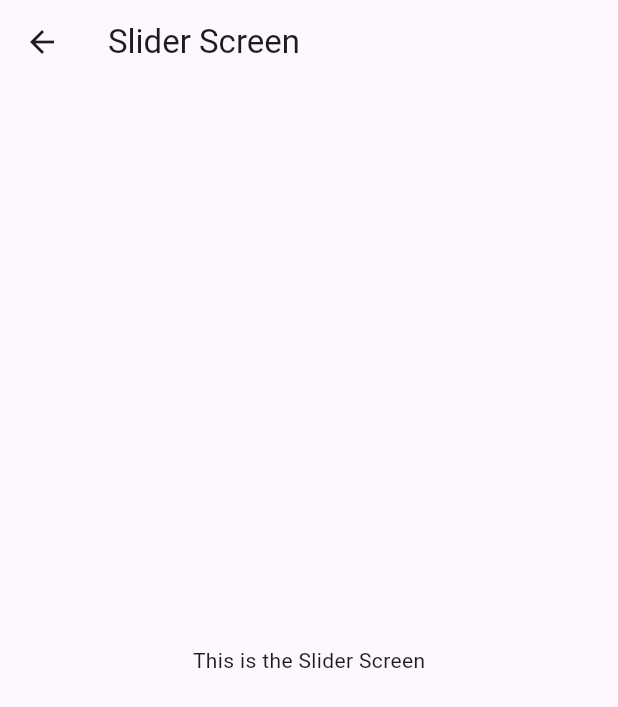
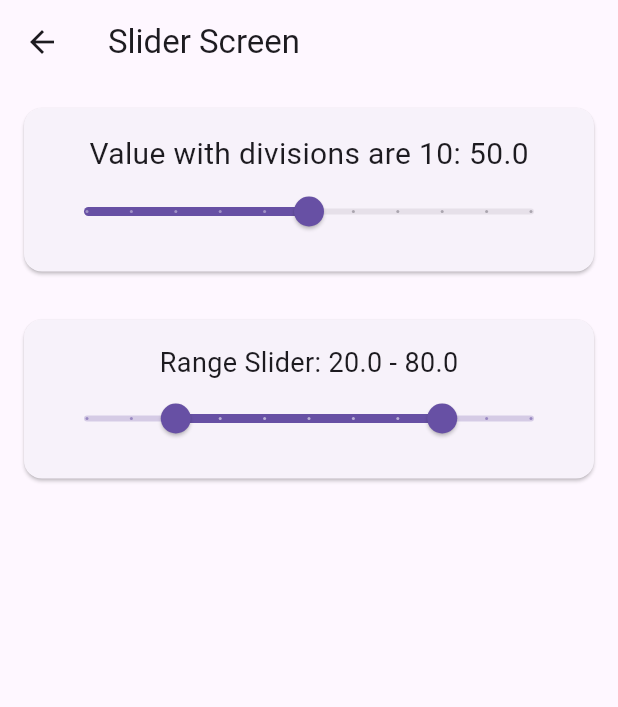
Before and after one commit to HauTranCong/flutterui, a Flutter app: the SliderScreen screen opened directly, on a phone screen of 412 x 824 dp. Shown: the top 707 px of the screen. Run offline on Flutter 3.47's test engine with Material 3 defaults, Android fonts, the phone set to English and light mode, and no system bars.

Commit message:
Practicing with Slider component

```diff
--- a/lib/src/screens/widgetcatalog/selection/Slider.dart
+++ b/lib/src/screens/widgetcatalog/selection/Slider.dart
@@ -7,9 +7,97 @@ class SliderScreen extends StatelessWidget {
       appBar: AppBar(
         title: Text('Slider Screen'),
       ),
-            body: Center(
-                child: Text('This is the Slider Screen'),
+      body: SingleChildScrollView(
+        child: Column(
+          children: <Widget>[
+            Card(
+              margin: EdgeInsets.all(16.0),
+              child: Padding(
+                padding: EdgeInsets.all(16.0),
+                child: SliderWidget(),
+              ),
+            ),
+            Card(
+              margin: EdgeInsets.all(16.0),
+              child: Padding(
+                padding: EdgeInsets.all(16.0),
+                child: RangeSliderWidget(),
+              ),
+            ),
+          ],
+        ),
       ),
     );
   }
 }
+
+class SliderWidget extends StatefulWidget {
+  @override
+  _SliderWidgetState createState() => _SliderWidgetState();
+}
+
+class _SliderWidgetState extends State<SliderWidget> {
+  double _sliderValue = 50.0; // Initial value
+
+  @override
+  Widget build(BuildContext context) {
+    return Column(
+      mainAxisAlignment: MainAxisAlignment.center,
+      children: [
+        Text(
+          "Value with divisions are 10: ${_sliderValue.toStringAsFixed(1)}",
+          style: TextStyle(fontSize: 20),
+        ),
+        Slider(
+          value: _sliderValue,
+          min: 0,
+          max: 100,
+          divisions: 10, // Optional: Creates ticks on the slider
+          label: _sliderValue.toStringAsFixed(1),
+          onChanged: (value) {
+            setState(() {
+              _sliderValue = value;
+            });
+          },
+        ),
+      ],
+    );
+  }
+}
+
+class RangeSliderWidget extends StatefulWidget {
+  @override
+  _RangeSliderWidgetState createState() => _RangeSliderWidgetState();
+}
+
+class _RangeSliderWidgetState extends State<RangeSliderWidget> {
+  RangeValues _currentRangeValues = RangeValues(20, 80); // Initial values
+
+  @override
+  Widget build(BuildContext context) {
+    return Column(
+      mainAxisAlignment: MainAxisAlignment.center,
+      children: [
+        Text(
+          "Range Slider: ${_currentRangeValues.start.toStringAsFixed(1)} - ${_currentRangeValues.end.toStringAsFixed(1)}",
+          style: TextStyle(fontSize: 18),
+        ),
+        RangeSlider(
+          values: _currentRangeValues,
+          min: 0,
+          max: 100,
+          divisions: 10, // Creates tick marks (optional)
+          labels: RangeLabels(
+            _currentRangeValues.start.toStringAsFixed(1),
+            _currentRangeValues.end.toStringAsFixed(1),
+          ),
+          onChanged: (RangeValues values) {
+            setState(() {
+              _currentRangeValues = values;
+            });
+          },
+        ),
+      ],
+    );
+  }
+}
```
Lines whose indentation alone changed are shown as unchanged.
